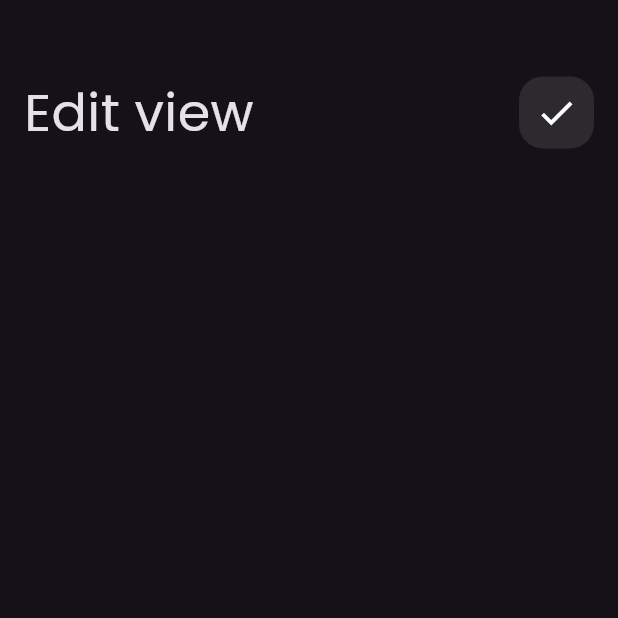
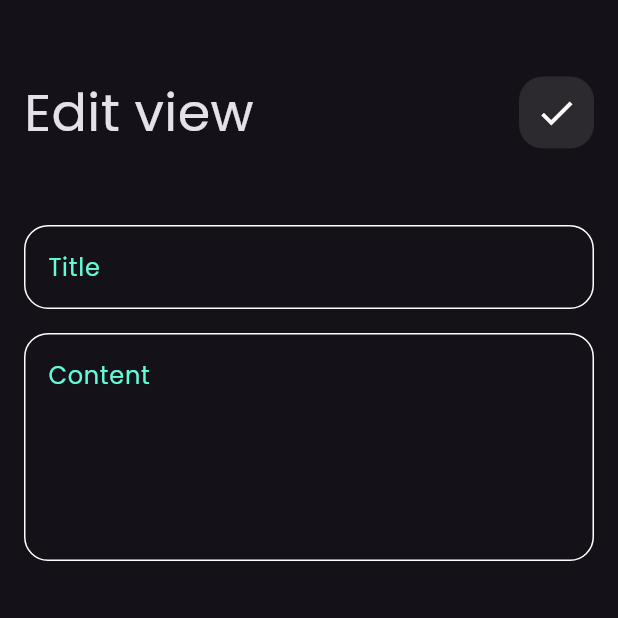
Before and after one commit to lobnanady2002/notes_app, a Flutter app: the EditNotesView screen opened directly, on a phone screen of 412 x 824 dp, the top half of it. Run offline on Flutter 3.47's test engine with Material 3 defaults, Android fonts, the phone set to English and light mode, and no system bars; our stand-ins replace font_awesome_flutter.

Commit message:
edit note view ui done

```diff
--- a/lib/widgets/edit_view_body.dart
+++ b/lib/widgets/edit_view_body.dart
@@ -1,5 +1,6 @@
 import 'package:flutter/material.dart';
 import 'package:notes_app/widgets/custom_app_bar.dart';
+import 'package:notes_app/widgets/custom_text_field.dart';
 class EditViewBody extends StatelessWidget {
   const EditViewBody({super.key});
 
@@ -16,6 +17,14 @@ class EditViewBody extends StatelessWidget {
             title: 'Edit view',
             icon: Icons.check,
           ),
+          SizedBox(
+            height: 50,
+          ),
+          CustomTextField(hint: 'Title'),
+          SizedBox(
+            height: 16,
+          ),
+          CustomTextField(hint: 'Content',maxLine: 5,),
         ],
       ),
     );
```
